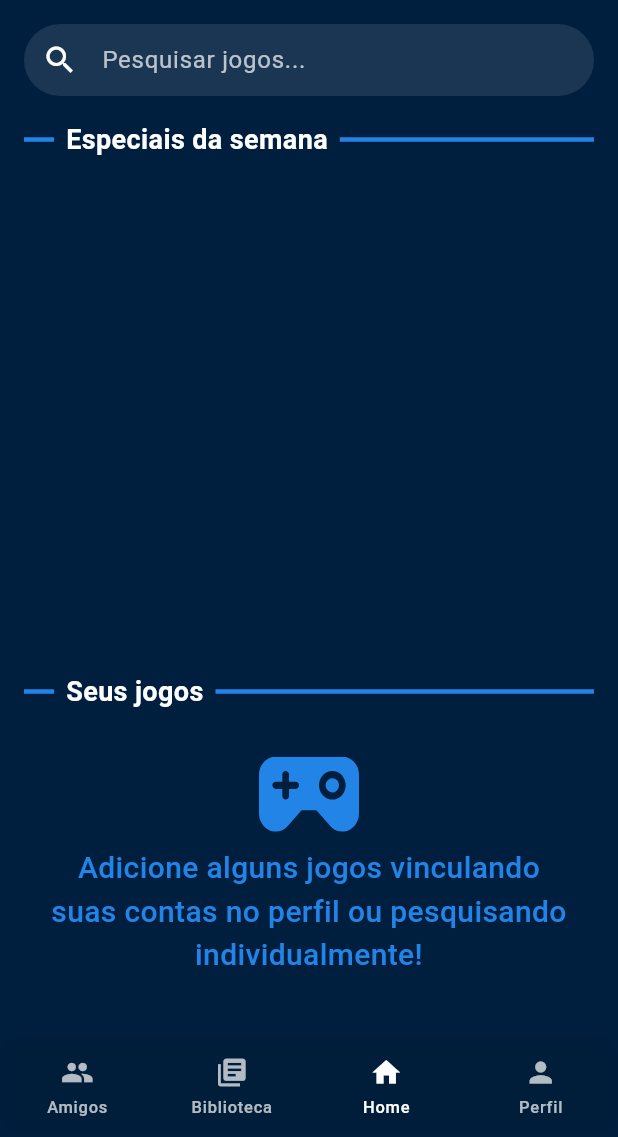
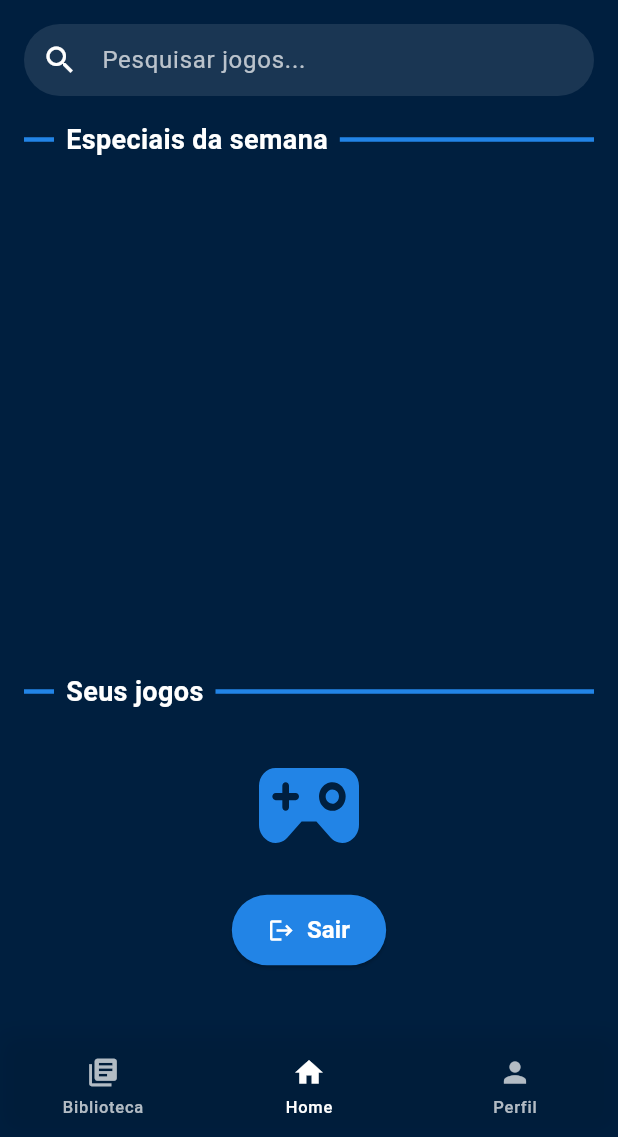
Before and after one commit to Gabriell1507/gamemate-mobile, a Flutter app: the GamesView screen opened by its route, on a phone screen of 412 x 824 dp, the part 99-1236 px from its top. Run offline on Flutter 3.47's test engine with Material 3 defaults, Android fonts, the phone set to English and light mode, and no system bars; drawn by our look-alikes of awesome_bottom_bar, carousel_slider; our stand-ins replace cloud_firestore, dio, firebase_auth, firebase_core, flutter_dotenv, flutter_svg and 2 more; accounts and stored records are empty; network calls fail; project files that could hold a hidden picture were left out.

Commit message:
fix: general fixes (deletar conta, vincular perfil

```diff
--- a/lib/core/services/auth_service.dart
+++ b/lib/core/services/auth_service.dart
@@ -10,8 +10,7 @@ class AuthService extends GetxService {
   final Dio _dio = Dio(
     BaseOptions(
       baseUrl: dotenv.env['API_URL_DEV'] ?? '',
-      connectTimeout:
-          const Duration(seconds: 10), // Timeout menor para evitar travar
+      connectTimeout: const Duration(seconds: 10),
       receiveTimeout: const Duration(seconds: 10),
     ),
   )..interceptors.add(LogInterceptor(requestBody: true, responseBody: true));
@@ -50,6 +49,9 @@ class AuthService extends GetxService {
         email: email.trim(),
         password: password,
       );
+
+      _currentUser.value = _auth.currentUser;
+
       print('[${DateTime.now()}] Login com email concluído');
       return userCredential.user;
     } on FirebaseAuthException catch (e) {
@@ -62,11 +64,8 @@ class AuthService extends GetxService {
     try {
       print('[${DateTime.now()}] Iniciando login com Google');
       final GoogleSignIn googleSignIn = GoogleSignIn();
+      final GoogleSignInAccount? googleUser = await googleSignIn.signIn();
 
-      // NÃO REMOVER O SIGNOUT FORÇADO, ele causa lentidão:
-      // await googleSignIn.signOut();
-
-      final GoogleSignInAccount? googleUser = await googleSignIn.signIn();
       if (googleUser == null) {
         print('[${DateTime.now()}] Login com Google cancelado pelo usuário');
         throw Exception('Login cancelado pelo usuário');
@@ -84,8 +83,10 @@ class AuthService extends GetxService {
 
       final UserCredential userCredential =
           await _auth.signInWithCredential(credential);
+
+      _currentUser.value = _auth.currentUser;
+
       print('[${DateTime.now()}] Login Firebase via Google concluído');
-
       return userCredential;
     } catch (e) {
       print('[${DateTime.now()}] Erro no login com Google: $e');
@@ -108,6 +109,7 @@ class AuthService extends GetxService {
 
       final User? user = userCredential.user;
       if (user != null) {
+        _currentUser.value = _auth.currentUser;
         print(
             '[${DateTime.now()}] Usuário Firebase criado, registrando no backend...');
         await _registerUserLocally(user: user, username: userModel.username);
@@ -198,19 +200,15 @@ class AuthService extends GetxService {
 
       final idToken = await user.getIdToken();
 
-      // 1️⃣ Chama backend para excluir dados no banco
       await _dio.delete(
         '/users/me',
         options: Options(headers: {'Authorization': 'Bearer $idToken'}),
       );
 
-      // 2️⃣ Exclui a conta do Firebase
-      await user.delete();
 
-      // 3️⃣ Logout local
+
       await signOut();
 
-      // 4️⃣ Navega para a tela de login
       Get.offAllNamed('/login');
     } on FirebaseAuthException catch (e) {
       if (e.code == 'requires-recent-login') {
--- a/lib/modules/games/views/games_view.dart
+++ b/lib/modules/games/views/games_view.dart
@@ -1,10 +1,9 @@
 import 'package:flutter/material.dart';
 import 'package:flutter_svg/svg.dart';
+import 'package:gamemate/core/services/auth_service.dart';
 import 'package:gamemate/widgets/bottom_navigation.dart';
-import 'package:gamemate/widgets/game_card.dart';
+import 'package:gamemate/widgets/featured_carousel.dart';
 import 'package:get/get.dart';
-import 'package:carousel_slider/carousel_slider.dart';
-import 'package:gamemate/widgets/featured_carousel.dart';
 import '../controllers/games_controller.dart';
 
 class GamesView extends StatefulWidget {
@@ -17,7 +16,6 @@ class GamesView extends StatefulWidget {
 class _GamesViewState extends State<GamesView> {
   final GamesController _controller = Get.find<GamesController>();
   final TextEditingController _searchController = TextEditingController();
-
 
   Future<void> _onSearchSubmitted(String query) async {
     if (query.trim().isEmpty) return;
@@ -34,7 +32,6 @@ class _GamesViewState extends State<GamesView> {
         colorText: Colors.white,
       );
     } else {
-    // Passa lista como argumento para a próxima tela
       Get.toNamed('/result-page', arguments: {
         'results': _controller.searchResults.toList(),
         'query': query.trim(),
@@ -83,15 +80,15 @@ class _GamesViewState extends State<GamesView> {
                       borderRadius: BorderRadius.circular(30),
                       borderSide: BorderSide.none,
                     ),
-                    contentPadding:
-                        const EdgeInsets.symmetric(vertical: 0, horizontal: 20),
+                    contentPadding: const EdgeInsets.symmetric(
+                        vertical: 0, horizontal: 20),
                   ),
                   onSubmitted: _onSearchSubmitted,
                 ),
 
                 const SizedBox(height: 16),
 
-                // Seção: Especiais da semana com dois divisores
+                // === ESPECIAIS DA SEMANA ===
                 const Row(
                   children: [
                     SizedBox(
@@ -126,7 +123,7 @@ class _GamesViewState extends State<GamesView> {
 
                 const SizedBox(height: 20),
 
-                // Seção: Seus jogos
+                // === SEUS JOGOS ===
                 const Row(
                   children: [
                     SizedBox(
@@ -167,31 +164,54 @@ class _GamesViewState extends State<GamesView> {
           height: 50,
         ),
         const SizedBox(height: 10),
-                        const Padding(
-                          padding: EdgeInsets.symmetric(horizontal: 16),
-                          child: Text(
-                            "Adicione alguns jogos vinculando suas contas no perfil ou pesquisando individualmente!",
+        // const Padding(
+        //   padding: EdgeInsets.symmetric(horizontal: 16),
+        //   child: Text(
+        //     "Adicione alguns jogos vinculando suas contas no perfil ou pesquisando individualmente!",
+        //     style: TextStyle(
+        //       color: Color.fromRGBO(34, 132, 230, 1),
+        //       fontWeight: FontWeight.w500,
+        //       fontSize: 20,
+        //     ),
+        //     textAlign: TextAlign.center,
+        //   ),
+        // ),
+        const SizedBox(height: 24), // espaçamento maior para evitar quebra
+
+        ElevatedButton.icon(
+          onPressed: () async {
+            final authService = Get.find<AuthService>();
+            await authService.signOut();
+            Get.offAllNamed('/login');
+          },
+          icon: const Icon(Icons.logout, color: Colors.white),
+          label: const Text(
+            'Sair',
             style: TextStyle(
-                              color: Color.fromRGBO(34, 132, 230, 1),
-                              fontWeight: FontWeight.w500,
-                              fontSize: 20,
-                            ),
-                            textAlign: TextAlign.center,
+              fontWeight: FontWeight.bold,
+              fontSize: 16,
             ),
           ),
-
+          style: ElevatedButton.styleFrom(
+            backgroundColor: const Color(0xFF2284E6),
+            foregroundColor: Colors.white,
+            padding: const EdgeInsets.symmetric(horizontal: 24, vertical: 12),
+            shape: RoundedRectangleBorder(
+              borderRadius: BorderRadius.circular(30),
+            ),
+          ),
+        ),
       ],
     ),
   ),
 ),
+
               ],
             );
           }),
         ),
       ),
       bottomNavigationBar: const CustomBottomBar(),
-
     );
   }
-
 }
--- a/lib/widgets/bottom_navigation.dart
+++ b/lib/widgets/bottom_navigation.dart
@@ -8,7 +8,7 @@ class CustomBottomBar extends StatefulWidget {
 
   const CustomBottomBar({
     super.key,
-    this.initialIndex = 2, // padrão Home
+    this.initialIndex = 1, // padrão Home
   });
 
   @override
@@ -18,18 +18,18 @@ class CustomBottomBar extends StatefulWidget {
 class _CustomBottomBarState extends State<CustomBottomBar> {
   int _getIndexByRoute(String? route) {
     switch (route) {
-      case '/friends':
-        return 0;
+      // case '/friends':
+      //   return 0;
       case '/library':
-        return 1; // antes era 1
+        return 0; // antes era 1
       case '/home':
-        return 2; // antes era 2
+        return 1; // antes era 2
       // case '/stats':
       //   return 3;
       case '/profile':
-        return 3; // antes era 4
+        return 2; // antes era 4
       default:
-        return 2; // padrão Home
+        return 3; // padrão Home
     }
   }
 
@@ -48,22 +48,22 @@ class _CustomBottomBarState extends State<CustomBottomBar> {
     });
 
     switch (index) {
+      // case 0:
+      //   final authService = Get.find<AuthService>();
+      //   await authService.signOut();
+      //   Get.offAllNamed('/login');
+      //   break;
+
       case 0:
-        final authService = Get.find<AuthService>();
-        await authService.signOut();
-        Get.offAllNamed('/login');
-        break;
-
-      case 1:
         Get.offNamed('/library');
         break;
-      case 2:
+      case 1:
         Get.offNamed('/home');
         break;
       // case 3:
       //   Get.offAllNamed('/login');
       //   break;
-      case 3:
+      case 2:
         Get.offNamed('/profile');
         break;
       default:
@@ -74,7 +74,7 @@ class _CustomBottomBarState extends State<CustomBottomBar> {
   @override
   Widget build(BuildContext context) {
     final List<TabItem> items = [
-      const TabItem(icon: Icons.group, title: 'Amigos'),
+      // const TabItem(icon: Icons.group, title: 'Amigos'),
       const TabItem(icon: Icons.library_books, title: 'Biblioteca'),
       const TabItem(icon: Icons.home, title: 'Home'),
       // const TabItem(icon: Icons.bar_chart, title: 'Estatística'),
```
Also changed, not shown: lib/modules/auth/signin/controllers/login_controller.dart (+14 -6 lines), lib/modules/games/views/search_games_results_view.dart (+35 -10 lines), lib/modules/profile/controllers/profile_controller.dart (+10 -4 lines), lib/modules/profile/data/models/user_profile_model.dart (+15 -5 lines), lib/modules/profile/views/profile_page.dart (+57 -20 lines). Lines whose indentation alone changed are shown as unchanged.
